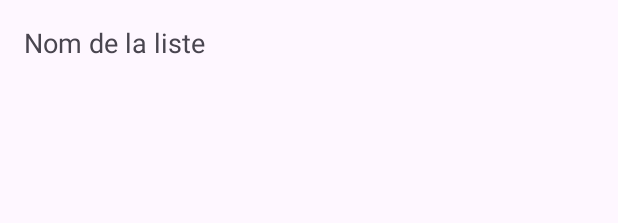
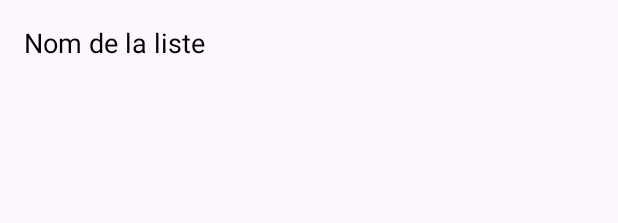
Before and after one commit to Infogerance-dev/ProjetAndroid, an Android app: the layout item_shopping_list.xml on its own in the app's theme, with its tools: preview values and no code run, on a phone screen of 412 x 824 dp. Shown: the top 223 px of the screen. Run offline under Robolectric (Android 15) with nearby library versions, the phone set to English and light mode, and no system bars.

Commit message:
Recuperation des infos ok Affichage des listes de l'utilisateur ok
affichage des aliments sur une nouvelle vue ok avec framelayout

pb le bouton retour pour revenir sur mes listes de courses n'affiche rien

```diff
--- a/app/src/main/java/com/example/frigozen/AlimentAdapterListe.kt
+++ b/app/src/main/java/com/example/frigozen/AlimentAdapterListe.kt
@@ -31,7 +31,7 @@ class AlimentAdapterListe(
     fun updateItems(newItems: List<ListAliment>) {
         items.clear()
         items.addAll(newItems)
-        notifyDataSetChanged()
+        notifyItemRangeChanged(0, newItems.size)  // Utiliser notifyItemRangeChanged() au lieu de notifyDataSetChanged()
     }
 
     class ViewHolder(view: View) : RecyclerView.ViewHolder(view) {
--- a/app/src/main/res/layout/fragment_mes_listes.xml
+++ b/app/src/main/res/layout/fragment_mes_listes.xml
@@ -5,19 +5,19 @@
     android:orientation="vertical"
     android:padding="16dp">
 
-    <!-- RecyclerView pour afficher les listes -->
+
+    <!-- Conteneur pour afficher les fragments -->
     <androidx.recyclerview.widget.RecyclerView
         android:id="@+id/recyclerViewMesListes"
         android:layout_width="match_parent"
         android:layout_height="match_parent"
         android:paddingTop="8dp" />
 
-    <!-- Conteneur pour afficher les fragments -->
     <FrameLayout
         android:id="@+id/fragment_container"
         android:layout_width="match_parent"
         android:layout_height="match_parent"
         android:layout_marginTop="16dp"
-        android:visibility="gone" /> <!-- On peut cacher ce conteneur par défaut -->
+        android:visibility="gone" />
 
 </LinearLayout>
--- a/app/src/main/res/layout/item_shopping_list.xml
+++ b/app/src/main/res/layout/item_shopping_list.xml
@@ -1,14 +1,18 @@
-<?xml version="1.0" encoding="utf-8"?>
+<!-- item_shopping_list.xml -->
 <LinearLayout xmlns:android="http://schemas.android.com/apk/res/android"
     android:layout_width="match_parent"
     android:layout_height="wrap_content"
-    android:orientation="vertical"
-    android:padding="16dp">
+    android:orientation="horizontal"
+    android:clickable="true"
+    android:focusable="true"
+    android:padding="16dp"
+    android:background="?android:attr/selectableItemBackground"> <!-- Optionnel pour ajouter un effet visuel au clic -->
 
     <TextView
         android:id="@+id/listNameTextView"
         android:layout_width="wrap_content"
         android:layout_height="wrap_content"
         android:text="Nom de la liste"
-        android:textSize="18sp" />
+        android:textSize="18sp"
+        android:textColor="#000000" />
 </LinearLayout>
```
Also changed, not shown: app/src/main/java/com/example/frigozen/DetailListeFragment.kt (+7 -13 lines), app/src/main/java/com/example/frigozen/MesListesFragment.kt (+17 -8 lines).
